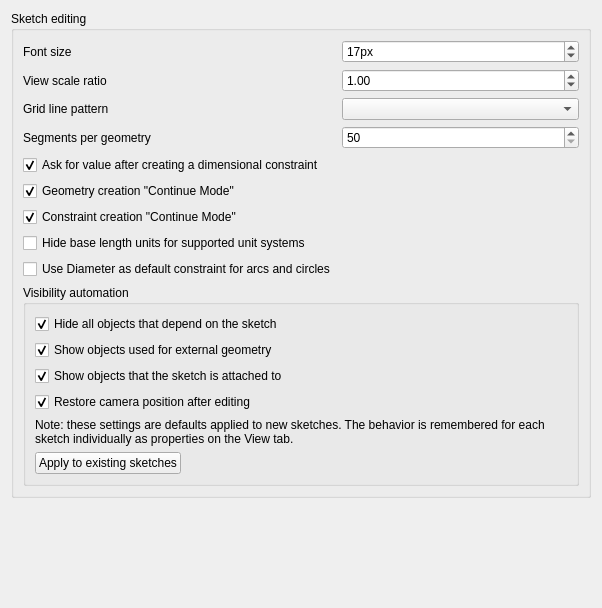
Above: src/Mod/Sketcher/Gui/SketcherSettingsDisplay.ui from southseact-3d/fcd before the change. Below: the same form after it.
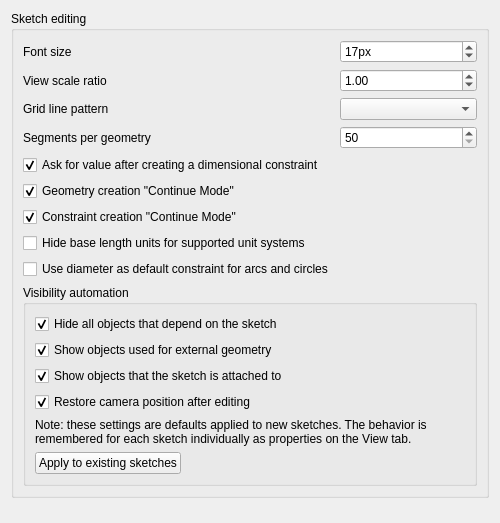
That is the form after the change. Custom widgets are drawn as their Qt base class.

Commit message:
[Sketch] fix a typo in preferences dialog
- all other option text use consequently lowercase letters
- also set dialog to a more sensible sensible size
- the other changes were automagically done by QT Creator

What changed in the file:
```diff
--- a/src/Mod/Sketcher/Gui/SketcherSettingsDisplay.ui
+++ b/src/Mod/Sketcher/Gui/SketcherSettingsDisplay.ui
@@ -6,8 +6,8 @@
    <rect>
     <x>0</x>
     <y>0</y>
-    <width>602</width>
-    <height>608</height>
+    <width>500</width>
+    <height>463</height>
    </rect>
   </property>
   <property name="windowTitle">
@@ -111,7 +111,7 @@
          <string>Use Diameter as default constraint for arcs and circles instead of Radius.</string>
         </property>
         <property name="text">
-         <string>Use Diameter as default constraint for arcs and circles</string>
+         <string>Use diameter as default constraint for arcs and circles</string>
         </property>
         <property name="prefEntry" stdset="0">
          <cstring>DefaultDiaConstraint</cstring>
```
Left out of the diff: 30 changed lines with no effect on the pictures.
